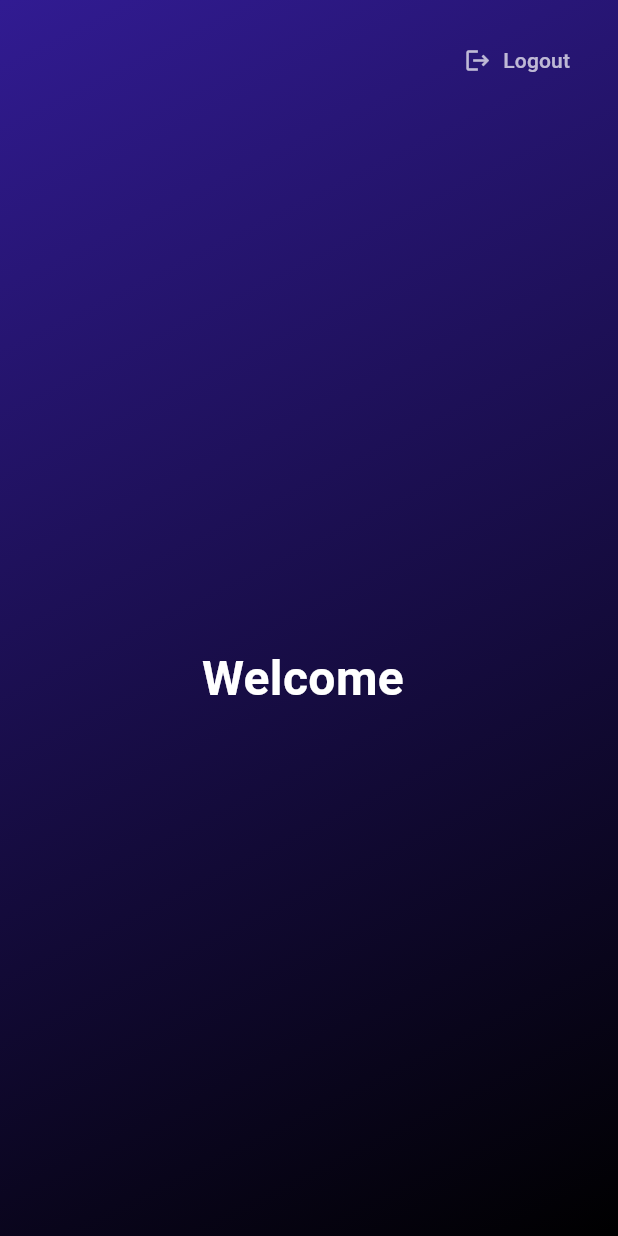
After one commit to Bryan-G1thub/hush, a Flutter app: the screen it shows once a user with an empty profile is signed in, after a tap on "Logout", on a phone screen of 412 x 824 dp. The commit adds this screen. Run offline on Flutter 3.47's test engine with Material 3 defaults, Android fonts, the phone set to English and light mode, and no system bars; our stand-ins replace cloud_firestore, firebase_auth, firebase_core; accounts and stored records are empty.

Commit message:
Implement Firebase authentication and user management

```diff
--- a/lib/main.dart
+++ b/lib/main.dart
@@ -1,7 +1,12 @@
 import 'package:flutter/material.dart';
-import 'screens/welcome_screen.dart';
+import 'package:firebase_core/firebase_core.dart';
+import 'package:firebase_auth/firebase_auth.dart';
+import 'screens/auth_screen.dart';
+import 'screens/home_screen.dart';
 
-void main() {
+void main() async {
+  WidgetsFlutterBinding.ensureInitialized();
+  await Firebase.initializeApp();
   runApp(const HushApp());
 }
 
@@ -10,8 +15,26 @@ class HushApp extends StatelessWidget {
 
   @override
   Widget build(BuildContext context) {
-    return const MaterialApp(
-      home: WelcomeScreen(),
+    return MaterialApp(
+      title: 'Hush',
+      theme: ThemeData(
+        colorScheme: ColorScheme.fromSeed(seedColor: Colors.deepPurple),
+        useMaterial3: true,
+      ),
+      home: StreamBuilder<User?>(
+        stream: FirebaseAuth.instance.authStateChanges(),
+        builder: (context, snapshot) {
+          if (snapshot.connectionState == ConnectionState.waiting) {
+            return const Center(child: CircularProgressIndicator());
+          }
+
+          if (snapshot.hasData) {
+            return const HomeScreen();
+          }
+
+          return const AuthScreen();
+        },
+      ),
     );
   }
 }
--- a/lib/screens/auth_screen.dart
+++ b/lib/screens/auth_screen.dart
@@ -1,4 +1,7 @@
 import 'package:flutter/material.dart';
+import 'package:firebase_auth/firebase_auth.dart';
+import 'package:cloud_firestore/cloud_firestore.dart';
+import 'home_screen.dart';
 
 class AuthScreen extends StatefulWidget {
   const AuthScreen({super.key});
@@ -13,6 +16,67 @@ class _AuthScreenState extends State<AuthScreen> {
   final _emailController = TextEditingController();
   final _passwordController = TextEditingController();
   final _nameController = TextEditingController();
+  bool _isLoading = false;
+
+  Future<void> _submitForm() async {
+    if (!_formKey.currentState!.validate()) return;
+
+    setState(() {
+      _isLoading = true;
+    });
+
+    try {
+      if (isLogin) {
+        // Login
+        await FirebaseAuth.instance.signInWithEmailAndPassword(
+          email: _emailController.text.trim(),
+          password: _passwordController.text.trim(),
+        );
+      } else {
+        // Signup
+        final userCredential = await FirebaseAuth.instance.createUserWithEmailAndPassword(
+          email: _emailController.text.trim(),
+          password: _passwordController.text.trim(),
+        );
+
+        // Create user document in Firestore
+        await FirebaseFirestore.instance.collection('users').doc(userCredential.user!.uid).set({
+          'name': _nameController.text.trim(),
+          'createdAt': FieldValue.serverTimestamp(),
+        });
+      }
+
+      if (mounted) {
+        Navigator.of(context).pushReplacement(
+          MaterialPageRoute(builder: (context) => const HomeScreen()),
+        );
+      }
+    } on FirebaseAuthException catch (e) {
+      String message = 'An error occurred';
+      if (e.code == 'weak-password') {
+        message = 'The password provided is too weak.';
+      } else if (e.code == 'email-already-in-use') {
+        message = 'The account already exists for that email.';
+      } else if (e.code == 'user-not-found') {
+        message = 'No user found for that email.';
+      } else if (e.code == 'wrong-password') {
+        message = 'Wrong password provided for that user.';
+      }
+      ScaffoldMessenger.of(context).showSnackBar(
+        SnackBar(content: Text(message)),
+      );
+    } catch (e) {
+      ScaffoldMessenger.of(context).showSnackBar(
+        const SnackBar(content: Text('An error occurred')),
+      );
+    } finally {
+      if (mounted) {
+        setState(() {
+          _isLoading = false;
+        });
+      }
+    }
+  }
 
   @override
   void dispose() {
@@ -166,12 +230,7 @@ class _AuthScreenState extends State<AuthScreen> {
                             const SizedBox(height: 24),
                             // Submit button
                             ElevatedButton(
-                              onPressed: () {
-                                if (_formKey.currentState!.validate()) {
-                                  // TODO: Implement auth logic
-                                  print('Form is valid');
-                                }
-                              },
+                              onPressed: _isLoading ? null : _submitForm,
                               style: ElevatedButton.styleFrom(
                                 backgroundColor: Colors.deepPurple,
                                 padding: const EdgeInsets.symmetric(vertical: 16),
@@ -179,7 +238,16 @@ class _AuthScreenState extends State<AuthScreen> {
                                   borderRadius: BorderRadius.circular(12),
                                 ),
                               ),
-                              child: Text(
+                              child: _isLoading
+                                  ? const SizedBox(
+                                      height: 20,
+                                      width: 20,
+                                      child: CircularProgressIndicator(
+                                        color: Colors.white,
+                                        strokeWidth: 2,
+                                      ),
+                                    )
+                                  : Text(
                                       isLogin ? 'Sign In' : 'Create Account',
                                       style: const TextStyle(
                                         fontSize: 18,
@@ -191,7 +259,9 @@ class _AuthScreenState extends State<AuthScreen> {
                             const SizedBox(height: 16),
                             // Toggle between login and signup
                             TextButton(
-                              onPressed: () {
+                              onPressed: _isLoading
+                                  ? null
+                                  : () {
                                       setState(() {
                                         isLogin = !isLogin;
                                       });
--- /dev/null
+++ b/lib/screens/home_screen.dart
@@ -0,0 +1,101 @@
+import 'package:flutter/material.dart';
+import 'package:cloud_firestore/cloud_firestore.dart';
+import 'package:firebase_auth/firebase_auth.dart';
+
+class HomeScreen extends StatelessWidget {
+  const HomeScreen({super.key});
+
+  Future<void> _signOut(BuildContext context) async {
+    try {
+      await FirebaseAuth.instance.signOut();
+    } catch (e) {
+      if (context.mounted) {
+        ScaffoldMessenger.of(context).showSnackBar(
+          const SnackBar(content: Text('Error signing out')),
+        );
+      }
+    }
+  }
+
+  @override
+  Widget build(BuildContext context) {
+    final user = FirebaseAuth.instance.currentUser;
+
+    return Scaffold(
+      body: Container(
+        decoration: BoxDecoration(
+          gradient: LinearGradient(
+            begin: Alignment.topLeft,
+            end: Alignment.bottomRight,
+            colors: [
+              Colors.deepPurple.shade900,
+              Colors.black,
+            ],
+          ),
+        ),
+        child: SafeArea(
+          child: Column(
+            children: [
+              Padding(
+                padding: const EdgeInsets.all(16.0),
+                child: Row(
+                  mainAxisAlignment: MainAxisAlignment.end,
+                  children: [
+                    TextButton.icon(
+                      onPressed: () => _signOut(context),
+                      icon: const Icon(Icons.logout, color: Colors.white70),
+                      label: const Text(
+                        'Logout',
+                        style: TextStyle(color: Colors.white70),
+                      ),
+                    ),
+                  ],
+                ),
+              ),
+              Expanded(
+                child: StreamBuilder<DocumentSnapshot>(
+                  stream: FirebaseFirestore.instance
+                      .collection('users')
+                      .doc(user?.uid)
+                      .snapshots(),
+                  builder: (context, snapshot) {
+                    if (snapshot.hasError) {
+                      return const Center(
+                        child: Text(
+                          'Something went wrong',
+                          style: TextStyle(color: Colors.white),
+                        ),
+                      );
+                    }
+
+                    if (snapshot.connectionState == ConnectionState.waiting) {
+                      return const Center(
+                        child: CircularProgressIndicator(
+                          color: Colors.white,
+                        ),
+                      );
+                    }
+
+                    final userData = snapshot.data?.data() as Map<String, dynamic>?;
+                    final userName = userData?['name'] ?? 'User';
+
+                    return Center(
+                      child: Text(
+                        'Welcome $userName',
+                        style: const TextStyle(
+                          fontSize: 32,
+                          fontWeight: FontWeight.bold,
+                          color: Colors.white,
+                        ),
+                      ),
+                    );
+                  },
+                ),
+              ),
+            ],
+          ),
+        ),
+      ),
+    );
+  }
+}
```
Lines whose indentation alone changed are shown as unchanged.
